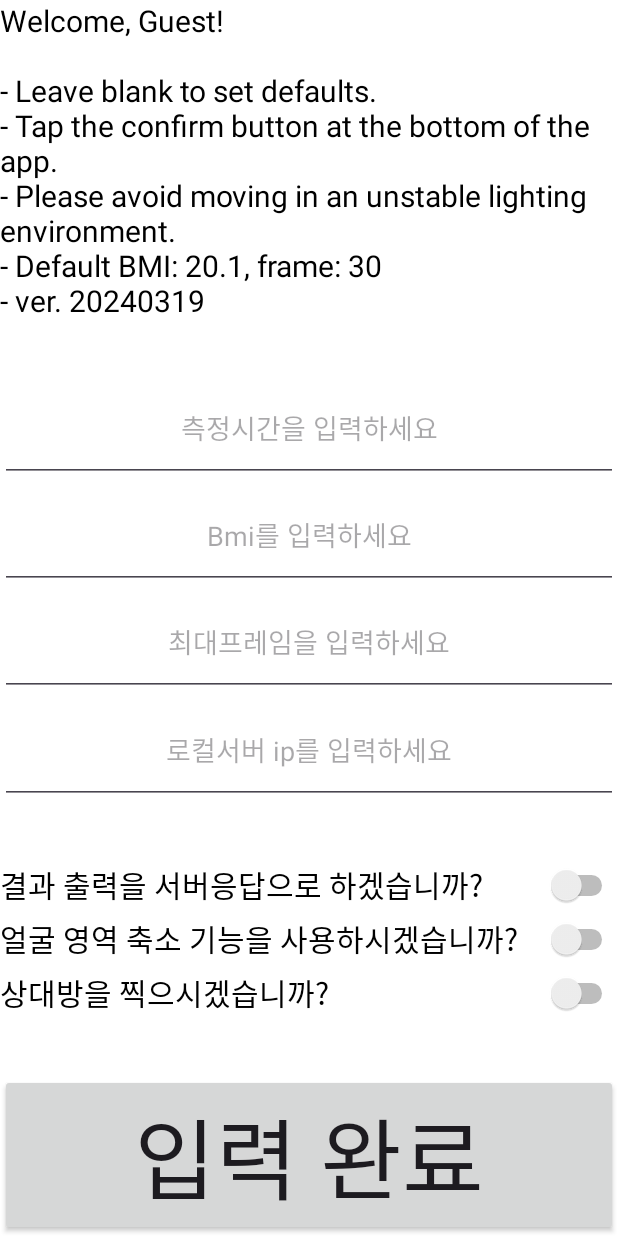
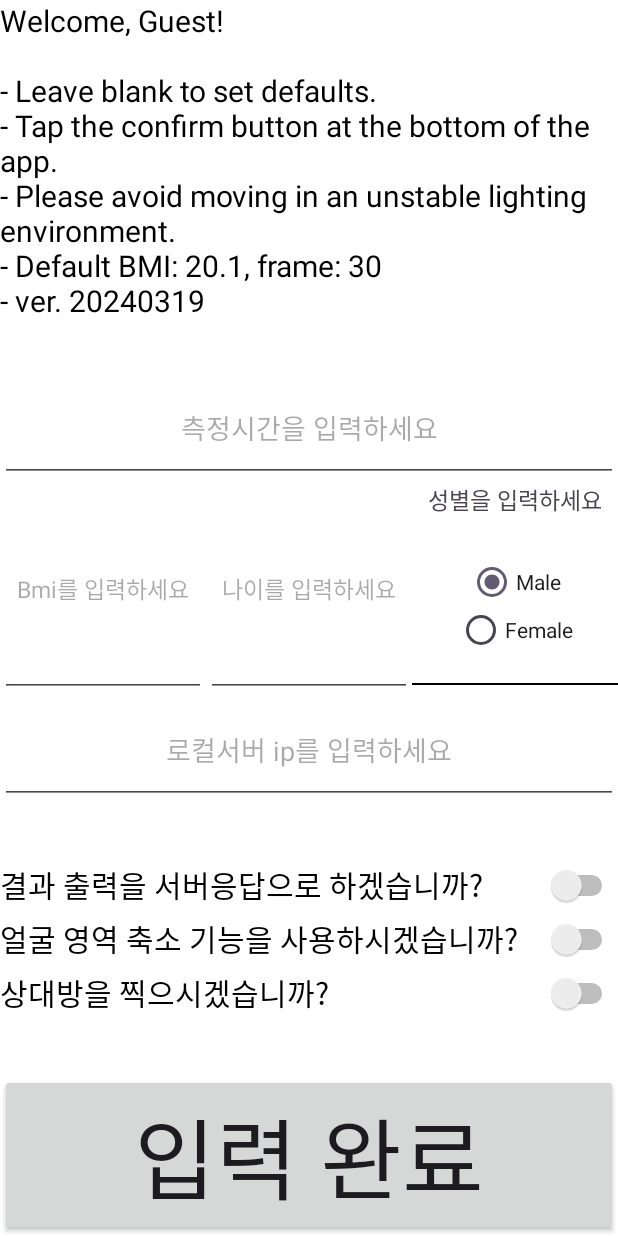
Before and after one commit to SuyeongOh/innocare_sdk, an Android app: the screen it shows after launch (MainActivity), after a tap on "GUEST", on a phone screen of 412 x 824 dp. Run offline under Robolectric (Android 15) with nearby library versions, the phone set to English and light mode, and no system bars; libraries missing offline, so code that uses them is left out: androidx.camera.core; 2 statements that could not run were skipped.

Commit message:
add bp parameters(bmi, age, gender)

```diff
--- a/app/src/main/java/com/innopia/vital_sync/client/VitalClient.java
+++ b/app/src/main/java/com/innopia/vital_sync/client/VitalClient.java
@@ -55,7 +55,7 @@ public class VitalClient {
         Response<VitalResponse> response = null;
         try{
             response = retrofit.create(VitalService.class)
-                    .postVitalAll(new VitalRequest(RGB, measureTime, Config.USER_ID))
+                    .postVitalAll(new VitalRequest(RGB, Config.USER_BMI, Config.USER_AGE, Config.USER_GENDER, measureTime, Config.USER_ID))
                     .execute();
         }catch (Exception e){
             e.printStackTrace();
@@ -71,7 +71,7 @@ public class VitalClient {
         // 서비스 인터페이스 생성
         // 비동기적으로 POST 요청 보내기
         retrofit.create(VitalService.class)
-                .postVitalAll(new VitalRequest(RGB, measureTime, Config.USER_ID))
+                .postVitalAll(new VitalRequest(RGB, Config.USER_BMI, Config.USER_AGE, Config.USER_GENDER, measureTime, Config.USER_ID))
                 .enqueue(new Callback<VitalResponse>() {
                     @Override
                     public void onResponse(Call<VitalResponse> call, Response<VitalResponse> response) {
@@ -99,7 +99,7 @@ public class VitalClient {
         // 서비스 인터페이스 생성
         // 비동기적으로 POST 요청 보내기
         retrofit.create(VitalService.class)
-                .postVitalHr(new VitalRequest(RGB, measureTime, Config.USER_ID))
+                .postVitalHr(new VitalRequest(RGB, Config.USER_BMI, Config.USER_AGE, Config.USER_GENDER, measureTime, Config.USER_ID))
                 .enqueue(new Callback<VitalResponse>() {
                     @Override
                     public void onResponse(Call<VitalResponse> call, Response<VitalResponse> response) {
@@ -127,7 +127,7 @@ public class VitalClient {
         // 서비스 인터페이스 생성
         // 비동기적으로 POST 요청 보내기
         retrofit.create(VitalService.class)
-                .postVitalHrv(new VitalRequest(RGB, measureTime, Config.USER_ID))
+                .postVitalHrv(new VitalRequest(RGB, Config.USER_BMI, Config.USER_AGE, Config.USER_GENDER, measureTime, Config.USER_ID))
                 .enqueue(new Callback<VitalResponse>() {
                     @Override
                     public void onResponse(Call<VitalResponse> call, Response<VitalResponse> response) {
@@ -153,7 +153,7 @@ public class VitalClient {
         // 서비스 인터페이스 생성
         // 비동기적으로 POST 요청 보내기
         retrofit.create(VitalService.class)
-                .postVitalRr(new VitalRequest(RGB, measureTime, Config.USER_ID))
+                .postVitalRr(new VitalRequest(RGB, Config.USER_BMI, Config.USER_AGE, Config.USER_GENDER, measureTime, Config.USER_ID))
                 .enqueue(new Callback<VitalResponse>() {
                     @Override
                     public void onResponse(Call<VitalResponse> call, Response<VitalResponse> response) {
@@ -180,7 +180,7 @@ public class VitalClient {
         // 서비스 인터페이스 생성
         // 비동기적으로 POST 요청 보내기
         retrofit.create(VitalService.class)
-                .postVitalSpo2(new VitalRequest(RGB, measureTime, Config.USER_ID))
+                .postVitalSpo2(new VitalRequest(RGB, Config.USER_BMI, Config.USER_AGE, Config.USER_GENDER, measureTime, Config.USER_ID))
                 .enqueue(new Callback<VitalResponse>() {
                     @Override
                     public void onResponse(Call<VitalResponse> call, Response<VitalResponse> response) {
@@ -207,7 +207,7 @@ public class VitalClient {
         // 서비스 인터페이스 생성
         // 비동기적으로 POST 요청 보내기
         retrofit.create(VitalService.class)
-                .postVitalStress(new VitalRequest(RGB, measureTime, Config.USER_ID))
+                .postVitalStress(new VitalRequest(RGB, Config.USER_BMI, Config.USER_AGE, Config.USER_GENDER, measureTime, Config.USER_ID))
                 .enqueue(new Callback<VitalResponse>() {
                     @Override
                     public void onResponse(Call<VitalResponse> call, Response<VitalResponse> response) {
@@ -234,7 +234,7 @@ public class VitalClient {
         // 서비스 인터페이스 생성
         // 비동기적으로 POST 요청 보내기
         retrofit.create(VitalService.class)
-                .postVitalBp(new VitalRequest(RGB, measureTime, Config.USER_ID))
+                .postVitalBp(new VitalRequest(RGB, Config.USER_BMI, Config.USER_AGE, Config.USER_GENDER, measureTime, Config.USER_ID))
                 .enqueue(new Callback<VitalResponse>() {
                     @Override
                     public void onResponse(Call<VitalResponse> call, Response<VitalResponse> response) {
--- a/app/src/main/java/com/innopia/vital_sync/data/Config.java
+++ b/app/src/main/java/com/innopia/vital_sync/data/Config.java
@@ -7,7 +7,7 @@ public class Config {
     public static int USE_CAMERA_DIRECTION = Constant.CAMERA_DIRECTION_FRONT;
     public static int TARGET_FRAME = 30;
     public static int ANALYSIS_TIME = 20;
-    public static double USER_BMI = 0f;
+
 
     public static final boolean FLAG_INNER_TEST = true;
     public static final boolean FLAG_VIDEO_TEST = false;
@@ -40,4 +40,12 @@ public class Config {
 //            "HR", "RR", "HRV", "SpO2", "STRESS", "SBP", "DBP"
             "HR", "RR", "HRV", "vital 1", "vital 2", "vital 3-1", "vital 3-2"
     };
+
+    public static final String[] RECORD_LABEL_LIST = new String[]{
+            "HR", "RR", "HRV", "vital 1", "vital 2", "vital 3"
+    };
+
+    public static String USER_GENDER = "male";
+    public static double USER_BMI = 0f;
+    public static int USER_AGE = 0;
 }
--- a/app/src/main/java/com/innopia/vital_sync/fragments/InitFragment.java
+++ b/app/src/main/java/com/innopia/vital_sync/fragments/InitFragment.java
@@ -7,6 +7,8 @@ import android.view.ViewGroup;
 import android.widget.Button;
 import android.widget.CompoundButton;
 import android.widget.EditText;
+import android.widget.RadioButton;
+import android.widget.RadioGroup;
 import android.widget.Switch;
 import android.widget.TextView;
 
@@ -23,10 +25,17 @@ public class InitFragment extends Fragment {
 
     private TextView guideTextView;
     private EditText bmiInputView;
+    private EditText ageInputView;
+
+    private RadioGroup radioGroupGender;
+    private RadioButton radioButtonMale;
+    private RadioButton radioButtonFemale;
+
     private EditText frameInputView;
     private EditText analysisTimeInputView;
     private EditText localIpInputView;
     private Button applyBtn;
+    private Button recordBtn;
     private Switch serverResponseSwitch;
     private Switch cameraDirectionSwitch;
     private Switch largeFaceSwitch;
@@ -36,8 +45,17 @@ public class InitFragment extends Fragment {
     public View onCreateView(@NonNull LayoutInflater inflater, @Nullable ViewGroup container, @Nullable Bundle savedInstanceState) {
         View view = inflater.inflate(R.layout.fragment_init, container, false);
         guideTextView = view.findViewById(R.id.init_view_guide);
+
         bmiInputView = view.findViewById(R.id.init_view_bmi_input);
+        ageInputView = view.findViewById(R.id.init_view_age_input);
+        radioGroupGender = view.findViewById(R.id.init_view_gender_group);
+        radioButtonMale = view.findViewById(R.id.init_view_gender_male);
+        radioButtonFemale = view.findViewById(R.id.init_view_gender_female);
+
+        radioGroupGender.check(R.id.init_view_gender_male);
+
         applyBtn = view.findViewById(R.id.init_btn_submit);
+        recordBtn = view.findViewById(R.id.init_btn_record);
         cameraDirectionSwitch = view.findViewById(R.id.init_view_camera_switch);
         frameInputView = view.findViewById(R.id.init_view_frame_input);
         smallFaceSwitch = view.findViewById(R.id.init_view_small_face_switch);
@@ -48,6 +66,11 @@ public class InitFragment extends Fragment {
 
         guideTextView.setText(
                 String.format(getResources().getString(R.string.welcome_message), Config.USER_ID));
+
+        recordBtn.setVisibility(View.GONE);
+        if(Config.USER_ID.equals(getContext().getString(R.string.guest))){
+            recordBtn.setVisibility(View.GONE);
+        }
         return view;
     }
 
@@ -69,6 +92,14 @@ public class InitFragment extends Fragment {
                 if(isChecked && largeFaceSwitch.isChecked()){
                     largeFaceSwitch.setChecked(false);
                 }
+            }
+        });
+
+        recordBtn.setOnClickListener(new View.OnClickListener() {
+            @Override
+            public void onClick(View v) {
+                MainActivity activity = (MainActivity) getActivity();
+                activity.replaceFragment(new RecordFragment());
             }
         });
 
@@ -99,6 +130,12 @@ public class InitFragment extends Fragment {
                     Config.LOCAL_SERVER_ADDRESS = localIpInputView.getText().toString();
                 }
 
+
+                if(radioGroupGender.getCheckedRadioButtonId() == R.id.init_view_gender_female){
+                    Config.USER_GENDER = "female";
+                }else if(radioGroupGender.getCheckedRadioButtonId() == R.id.init_view_gender_male){
+                    Config.USER_GENDER = "male";
+                }
                 Config.SERVER_RESPONSE_MODE = serverResponseSwitch.isChecked();
                 //Config.LARGE_FACE_MODE = largeFaceSwitch.isChecked();
                 Config.SMALL_FACE_MODE = smallFaceSwitch.isChecked();
--- a/app/src/main/java/com/innopia/vital_sync/service/VitalRequest.java
+++ b/app/src/main/java/com/innopia/vital_sync/service/VitalRequest.java
@@ -1,15 +1,20 @@
 package com.innopia.vital_sync.service;
-
-import com.innopia.vital_sync.data.ResultVitalSign;
 
 public class VitalRequest {
     public double[][] RGB;
+
+    public double bmi;
+    public int age;
+    public String gender;
     public String measureTime;
     public String id;
 
-    public VitalRequest(double[][] RGB, String measureTime, String id) {
+    public VitalRequest(double[][] RGB, double bmi, int age, String gender, String measureTime, String id) {
         this.RGB = RGB;
         this.id = id;
         this.measureTime = measureTime;
+        this.bmi = bmi;
+        this.age = age;
+        this.gender = gender.equals("male") ? "male" : "female";
     }
 }
--- a/app/src/main/res/layout/fragment_init.xml
+++ b/app/src/main/res/layout/fragment_init.xml
@@ -37,21 +37,92 @@
             android:autoSizeTextType="uniform"
             android:hint="측정시간을 입력하세요" />
 
-        <EditText
-            android:id="@+id/init_view_bmi_input"
+        <LinearLayout
             android:layout_width="match_parent"
             android:layout_height="0dp"
-            android:layout_weight="2"
-            android:textAlignment="center"
-            android:layout_gravity="center"
-            android:autoSizeTextType="uniform"
-            android:hint="Bmi를 입력하세요" />
+            android:layout_weight="4"
+            android:orientation="horizontal">
+
+            <EditText
+                android:id="@+id/init_view_bmi_input"
+                android:layout_width="0dp"
+                android:layout_height="match_parent"
+                android:layout_weight="1"
+                android:textAlignment="center"
+                android:layout_gravity="center"
+                android:textSize="15sp"
+                android:singleLine="true"
+                android:hint="Bmi를 입력하세요" />
+
+            <EditText
+                android:id="@+id/init_view_age_input"
+                android:layout_width="0dp"
+                android:layout_height="match_parent"
+                android:layout_weight="1"
+                android:textAlignment="center"
+                android:layout_gravity="center"
+                android:textSize="15sp"
+                android:singleLine="true"
+                android:hint="나이를 입력하세요" />
+
+            <LinearLayout
+                android:layout_width="0dp"
+                android:layout_height="match_parent"
+                android:layout_weight="1"
+                android:orientation="vertical">
+
+                <TextView
+                    android:layout_width="match_parent"
+                    android:layout_height="0dp"
+                    android:layout_weight="4"
+                    android:textSize="15sp"
+                    android:layout_gravity="center"
+                    android:text="성별을 입력하세요"
+                    android:textAlignment="center"/>
+
+                <RadioGroup
+                    android:id="@+id/init_view_gender_group"
+                    android:layout_width="match_parent"
+                    android:layout_height="0dp"
+                    android:layout_weight="13"
+                    android:gravity="center"
+                    android:orientation="vertical">
+
+                    <RadioButton
+                        android:id="@+id/init_view_gender_male"
+                        android:layout_width="wrap_content"
+                        android:layout_height="wrap_content"
+                        android:text="Male"/>
+
+                    <RadioButton
+                        android:id="@+id/init_view_gender_female"
+                        android:layout_width="wrap_content"
+                        android:layout_height="wrap_content"
+                        android:text="Female"/>
+                </RadioGroup>
+
+                <View
+                    android:layout_width="match_parent"
+                    android:layout_height="1dp"
+                    android:background="@color/black"/>
+
+                <View
+                    android:layout_width="match_parent"
+                    android:layout_height="0dp"
+                    android:layout_weight="1" />
+            </LinearLayout>
+
+        </LinearLayout>
+
+
+
 
         <EditText
             android:id="@+id/init_view_frame_input"
             android:layout_width="match_parent"
             android:layout_height="0dp"
             android:layout_weight="2"
+            android:visibility="gone"
             android:textAlignment="center"
             android:layout_gravity="center"
             android:autoSizeTextType="uniform"
@@ -131,6 +202,13 @@
             android:autoSizeTextType="uniform"
             android:text="입력 완료" />
 
+        <Button
+            android:id="@+id/init_btn_record"
+            android:layout_width="match_parent"
+            android:layout_height="0dp"
+            android:layout_weight="3"
+            android:autoSizeTextType="uniform"
+            android:text="측정 기록" />
 
     </LinearLayout>
 
--- a/app/src/main/res/values/strings.xml
+++ b/app/src/main/res/values/strings.xml
@@ -26,6 +26,8 @@ Welcome, %1$s!\n
 \n- Please avoid moving in an unstable lighting environment.
 \n- Default BMI: 20.1, frame: 30
 \n- ver. 20240319</string>
+    <string name="male">Male</string>
+    <string name="female">Female</string>
 
 
     <!--Measure View -->
```
Also changed, not shown: 1 other file.
